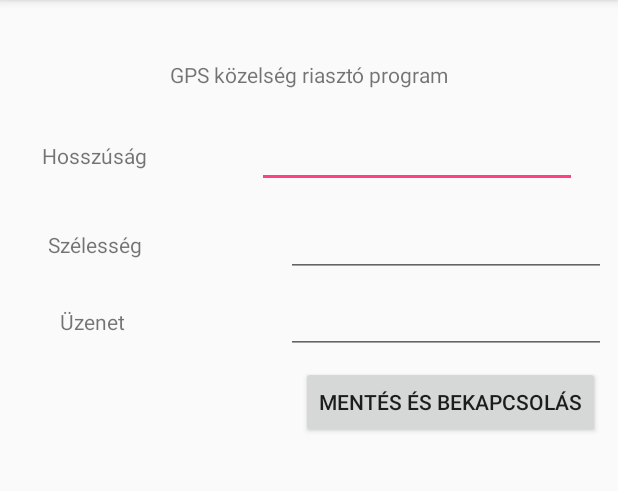
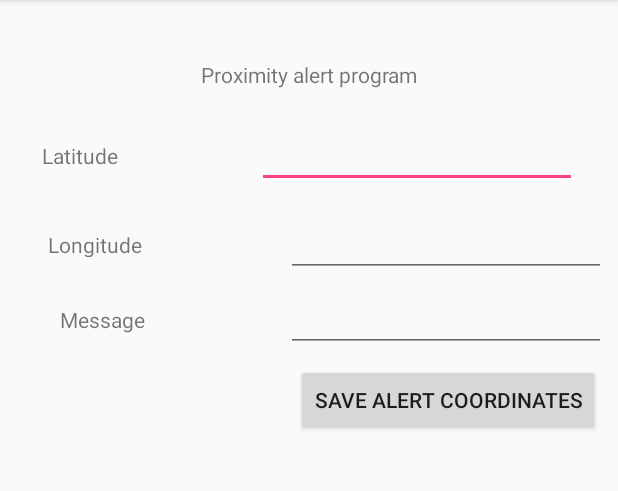
Before and after one commit to mesterj/ProxAlertP1, an Android app: the screen it shows after launch (MainActivity), on a phone screen of 412 x 824 dp, the part 84-575 px from its top. Run offline under Robolectric (Android 15) with nearby library versions, the phone set to English and light mode, and no system bars; libraries missing offline, so code that uses them is left out: io.objectbox; 4 statements that could not run were skipped.

Commit message:
asszem kész

```diff
--- a/app/build.gradle
+++ b/app/build.gradle
@@ -36,6 +36,9 @@ dependencies {
     implementation "org.jetbrains.anko:anko-commons:$anko_version"
 
     implementation "io.objectbox:objectbox-kotlin:$objectboxVersion"
+
+   // implementation "com.google.android.gms:play-services-location:15.0.1"
+
     androidTestImplementation 'com.android.support.test:runner:1.0.2'
     androidTestImplementation 'com.android.support.test.espresso:espresso-core:3.0.2'
 }
--- a/app/src/main/AndroidManifest.xml
+++ b/app/src/main/AndroidManifest.xml
@@ -26,7 +26,11 @@
         <receiver
             android:name=".ProximityAlertReceiver"
             android:enabled="true"
-            android:exported="true" />
+            android:exported="true" >
+            <intent-filter>
+                <action android:name="ACTION_PROXIMITY_ALERT" />
+            </intent-filter>
+        </receiver>
 
         <activity android:name=".showMessage_activity"></activity>
     </application>
--- a/app/src/main/java/joco/kite/com/proxalertp1/MainActivity.kt
+++ b/app/src/main/java/joco/kite/com/proxalertp1/MainActivity.kt
@@ -10,13 +10,14 @@ import android.location.LocationManager
 import android.support.v7.app.AppCompatActivity
 import android.os.Bundle
 import org.jetbrains.anko.AnkoLogger
-import android.provider.ContactsContract.CommonDataKinds.Note
 import android.support.v4.app.ActivityCompat
-import android.util.Log
 import io.objectbox.Box
 import kotlinx.android.synthetic.main.activity_main.*
 import org.jetbrains.anko.info
 import org.jetbrains.anko.sdk25.coroutines.onClick
+import android.content.IntentFilter
+
+
 
 
 class MainActivity : AppCompatActivity() , AnkoLogger{
@@ -25,10 +26,10 @@ class MainActivity : AppCompatActivity() , AnkoLogger{
         val MESSAGE_KEY = "MESSAGE:KEY"
     }
 
-    val RADIUS : Float = 100f
+    val RADIUS : Float = 5f
     val EXPIRATION : Long = -1
     val INTENT_REQUEST_CODE : Int = 1
-    val intentname : String = "joco.kite.com.proxalertp1.showMessage_activity"
+    val intentname : String = "ACTION_PROXIMITY_ALERT"
 
     lateinit var boxStore : MyObjectBox
     lateinit var placesBox : Box<Place>
@@ -45,7 +46,7 @@ class MainActivity : AppCompatActivity() , AnkoLogger{
         tesztGpsPermission()
         locationManager = getSystemService(Context.LOCATION_SERVICE) as LocationManager
 
-        btnSave.onClick { setAlert(etLatValue.text.toString().toDouble(),etLongValue.text.toString().toDouble(),etMessage.text.toString()) }
+        btnSave.onClick { setAlert(etLatValue.text.toString().toDouble(),etLatValue.text.toString().toDouble(),etMessage.text.toString()) }
     }
 
     @SuppressLint("MissingPermission")
@@ -56,6 +57,11 @@ class MainActivity : AppCompatActivity() , AnkoLogger{
         var mypendingInent = PendingIntent.getBroadcast(applicationContext,INTENT_REQUEST_CODE,myintent,PendingIntent.FLAG_CANCEL_CURRENT)
         tesztGpsPermission()
         locationManager.addProximityAlert(latitude,longitude,RADIUS,EXPIRATION,mypendingInent)
+
+        val filter = IntentFilter(intentname)
+
+        this.registerReceiver(ProximityAlertReceiver(), filter)
+
         var placeList = placesBox.all
         for (placeitem in placeList) {
             info { " Mentett hely: szélesség ${placeitem.latitude} hosszúság: ${placeitem.longitude} üzenet: ${placeitem.message} "}
--- a/app/src/main/res/layout/activity_main.xml
+++ b/app/src/main/res/layout/activity_main.xml
@@ -13,51 +13,51 @@
         android:layout_marginEnd="8dp"
         android:layout_marginStart="8dp"
         android:layout_marginTop="40dp"
-        android:text="GPS közelség riasztó program"
+        android:text="Proximity alert program"
         app:layout_constraintEnd_toEndOf="parent"
         app:layout_constraintStart_toStartOf="parent"
         app:layout_constraintTop_toTopOf="parent" />
+
+    <EditText
+        android:id="@+id/etLatValue"
+        android:layout_width="wrap_content"
+        android:layout_height="wrap_content"
+        android:layout_marginEnd="8dp"
+        android:layout_marginStart="152dp"
+        android:ems="10"
+        android:inputType="numberDecimal"
+        app:layout_constraintBaseline_toBaselineOf="@+id/tvLatitudeValue"
+        app:layout_constraintEnd_toEndOf="parent"
+        app:layout_constraintStart_toStartOf="parent" />
+
+    <TextView
+        android:id="@+id/tvLatitudeValue"
+        android:layout_width="wrap_content"
+        android:layout_height="wrap_content"
+        android:layout_marginStart="28dp"
+        android:layout_marginTop="32dp"
+        android:text="Latitude"
+        app:layout_constraintStart_toStartOf="parent"
+        app:layout_constraintTop_toBottomOf="@+id/textView" />
+
+    <TextView
+        android:id="@+id/tvLongValue"
+        android:layout_width="wrap_content"
+        android:layout_height="18dp"
+        android:layout_marginStart="32dp"
+        android:layout_marginTop="40dp"
+        android:text="Longitude"
+        app:layout_constraintStart_toStartOf="parent"
+        app:layout_constraintTop_toBottomOf="@+id/tvLatitudeValue" />
 
     <EditText
         android:id="@+id/etLongValue"
         android:layout_width="wrap_content"
         android:layout_height="wrap_content"
         android:layout_marginEnd="8dp"
-        android:layout_marginStart="152dp"
         android:ems="10"
         android:inputType="numberDecimal"
         app:layout_constraintBaseline_toBaselineOf="@+id/tvLongValue"
-        app:layout_constraintEnd_toEndOf="parent"
-        app:layout_constraintStart_toStartOf="parent" />
-
-    <TextView
-        android:id="@+id/tvLongValue"
-        android:layout_width="wrap_content"
-        android:layout_height="wrap_content"
-        android:layout_marginStart="28dp"
-        android:layout_marginTop="32dp"
-        android:text="Hosszúság"
-        app:layout_constraintStart_toStartOf="parent"
-        app:layout_constraintTop_toBottomOf="@+id/textView" />
-
-    <TextView
-        android:id="@+id/tvLatValue"
-        android:layout_width="wrap_content"
-        android:layout_height="wrap_content"
-        android:layout_marginStart="32dp"
-        android:layout_marginTop="40dp"
-        android:text="Szélesség"
-        app:layout_constraintStart_toStartOf="parent"
-        app:layout_constraintTop_toBottomOf="@+id/tvLongValue" />
-
-    <EditText
-        android:id="@+id/etLatValue"
-        android:layout_width="wrap_content"
-        android:layout_height="wrap_content"
-        android:layout_marginEnd="8dp"
-        android:ems="10"
-        android:inputType="numberDecimal"
-        app:layout_constraintBaseline_toBaselineOf="@+id/tvLatValue"
         app:layout_constraintEnd_toEndOf="parent" />
 
     <Button
@@ -66,7 +66,7 @@
         android:layout_height="wrap_content"
         android:layout_marginEnd="12dp"
         android:layout_marginTop="8dp"
-        android:text="Mentés és bekapcsolás"
+        android:text="Save alert coordinates"
         app:layout_constraintEnd_toEndOf="parent"
         app:layout_constraintTop_toBottomOf="@+id/etMessage" />
 
@@ -76,9 +76,9 @@
         android:layout_height="wrap_content"
         android:layout_marginStart="40dp"
         android:layout_marginTop="32dp"
-        android:text="Üzenet"
+        android:text="Message"
         app:layout_constraintStart_toStartOf="parent"
-        app:layout_constraintTop_toBottomOf="@+id/tvLatValue" />
+        app:layout_constraintTop_toBottomOf="@+id/tvLongValue" />
 
     <EditText
         android:id="@+id/etMessage"
--- a/build.gradle
+++ b/build.gradle
@@ -9,6 +9,7 @@ buildscript {
         jcenter()
     }
     dependencies {
+        classpath 'com.google.gms:google-services:4.1.0'
         classpath 'com.android.tools.build:gradle:3.1.4'
         classpath "org.jetbrains.kotlin:kotlin-gradle-plugin:$kotlin_version"
         classpath "io.objectbox:objectbox-gradle-plugin:$objectboxVersion"
```
Also changed, not shown: app/src/main/java/joco/kite/com/proxalertp1/ProximityAlertReceiver.kt (+5 -2 lines).
